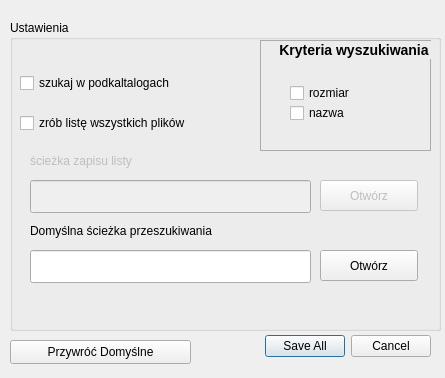
This is settings.ui in pawel1830/QCleaner as Qt 5 draws it before an edit. The edited form follows.
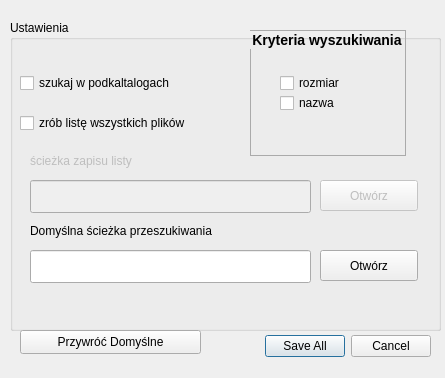
This is the edited form. Icons and pictures are not drawn.

The edit to the form file:
```diff
--- a/settings.ui
+++ b/settings.ui
@@ -181,12 +181,21 @@
    <widget class="QGroupBox" name="kryt_szukania">
     <property name="geometry">
      <rect>
-      <x>250</x>
-      <y>20</y>
-      <width>171</width>
-      <height>111</height>
+      <x>240</x>
+      <y>10</y>
+      <width>156</width>
+      <height>126</height>
      </rect>
     </property>
+    <property name="sizePolicy">
+     <sizepolicy hsizetype="Preferred" vsizetype="Preferred">
+      <horstretch>0</horstretch>
+      <verstretch>0</verstretch>
+     </sizepolicy>
+    </property>
+    <property name="toolTipDuration">
+     <number>-1</number>
+    </property>
     <property name="layoutDirection">
      <enum>Qt::LeftToRight</enum>
     </property>
@@ -206,7 +215,7 @@
      <string>Kryteria wyszukiwania</string>
     </property>
     <property name="alignment">
-     <set>Qt::AlignRight|Qt::AlignTrailing|Qt::AlignVCenter</set>
+     <set>Qt::AlignBottom|Qt::AlignJustify</set>
     </property>
     <property name="flat">
      <bool>false</bool>
@@ -248,8 +257,8 @@
   <widget class="QPushButton" name="pushButton">
    <property name="geometry">
     <rect>
-     <x>10</x>
-     <y>340</y>
+     <x>20</x>
+     <y>330</y>
      <width>181</width>
      <height>24</height>
     </rect>
```
Left out of the diff: 18 changed lines with no effect on the pictures.
